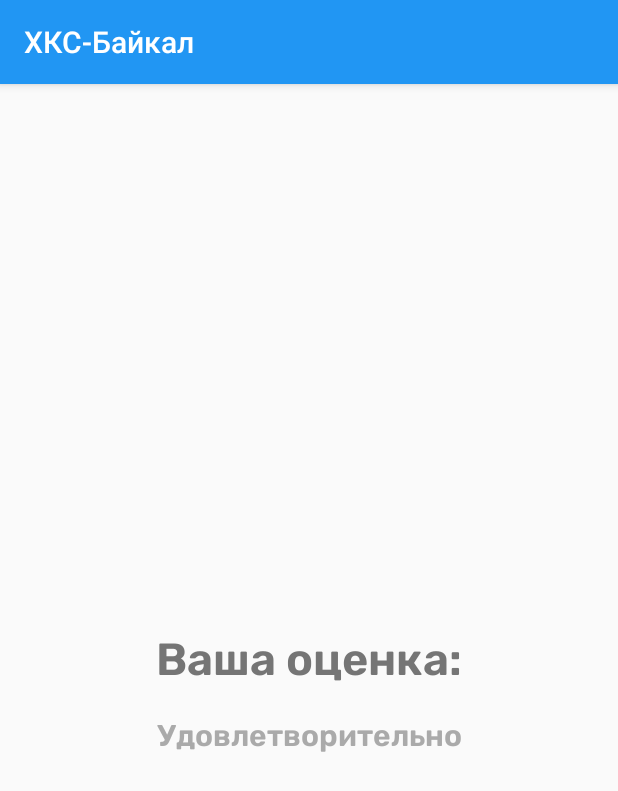
After one commit to Dev-Sergio-android/Baikal, an Android app: the fragment fragmentOskeCalc shown on its own in the app's theme, on a phone screen of 412 x 824 dp. The commit adds this screen. Shown: the top 791 px of the screen. Run offline under Robolectric (Android 15) with nearby library versions, the phone set to English and light mode, and no system bars.

Commit message:
Add grade calculation (fragmentOskeCalc.java, fragmentKrootCalc.java, fragment_grade.xml) Add integer-array oskeAnswer for comparision /w actual answer
Edit buttonPrev signature

```diff
--- a/app/build.gradle
+++ b/app/build.gradle
@@ -8,7 +8,7 @@ android {
         minSdkVersion 23
         targetSdkVersion 29
         versionCode 3
-        versionName "1.5.3"
+        versionName "1.5.5"
         testInstrumentationRunner "androidx.test.runner.AndroidJUnitRunner"
         vectorDrawables.useSupportLibrary = true
     }
--- a/app/src/main/java/itmo/bluetoothChecker/gradeFragment/fragmentKrootStart.java
+++ b/app/src/main/java/itmo/bluetoothChecker/gradeFragment/fragmentKrootStart.java
@@ -124,12 +124,12 @@ public class fragmentKrootStart extends Fragment {
         teacherName
                 .setText(requireContext()
                         .getSharedPreferences("GradeAnswer", MODE_PRIVATE)
-                        .getString("teacher_id", ""));
+                        .getString("teacher_name", ""));
 
         teacherID
                 .setText(requireContext()
                         .getSharedPreferences("GradeAnswer", MODE_PRIVATE)
-                        .getString("teacher_name", ""));
+                        .getString("teacher_id", ""));
 
         studentName
                 .setText(requireContext()
--- /dev/null
+++ b/app/src/main/java/itmo/bluetoothChecker/gradeFragment/fragmentOskeCalc.java
@@ -0,0 +1,57 @@
+package itmo.bluetoothChecker.gradeFragment;
+
+import android.os.Bundle;
+import android.util.Log;
+import android.view.LayoutInflater;
+import android.view.View;
+import android.view.ViewGroup;
+import android.widget.TextView;
+
+import androidx.annotation.NonNull;
+import androidx.annotation.Nullable;
+import androidx.fragment.app.Fragment;
+
+import itmo.bluetoothChecker.R;
+
+import static android.content.Context.MODE_PRIVATE;
+
+public class fragmentOskeCalc extends Fragment {
+    TextView tvGradeVal;
+
+    @Nullable
+    @Override
+    public View onCreateView(@NonNull LayoutInflater inflater, @Nullable ViewGroup container, @Nullable Bundle savedInstanceState) {
+        View view = inflater.inflate(R.layout.fragment_grade, container, false);
+
+        tvGradeVal = view.findViewById(R.id.grade_value);
+        tvGradeVal.setTextSize(20);
+        tvGradeVal.setText(grade());
+
+        return view;
+    }
+
+
+    String grade(){
+        String result = "";
+        for(int i = 1; i < 46; i++) {
+            String name = "ans" + i;
+
+            if(requireActivity().getSharedPreferences("GradeAnswer", MODE_PRIVATE).getInt(name, -1) != -1){
+                if(requireActivity().getSharedPreferences("GradeAnswer", MODE_PRIVATE).getInt(name, -1)
+                        != getResources().getIntArray(R.array.oskeAnswer)[i-1]){
+                            result = "Неудовлетворительно";
+                            break;
+                }else{
+                    Log.i("oskeCalc", "answer " + i + ":   "
+                            + requireActivity().getSharedPreferences("GradeAnswer", MODE_PRIVATE).getInt(name, -1)
+                            + " array " + i + ":   " + getResources().getIntArray(R.array.oskeAnswer)[i-1]);
+                }
+            }
+
+        }
+        if(result.isEmpty()){result = "Удовлетворительно";}
+        return result;
+    }
+
+
+}
--- /dev/null
+++ b/app/src/main/res/layout/fragment_grade.xml
@@ -0,0 +1,30 @@
+<?xml version="1.0" encoding="utf-8"?>
+<RelativeLayout xmlns:android="http://schemas.android.com/apk/res/android"
+    android:layout_width="match_parent" android:layout_height="match_parent">
+
+    <TextView
+        android:id="@+id/title_grade"
+        android:layout_width="match_parent"
+        android:layout_height="wrap_content"
+        android:layout_marginTop="40dp"
+        android:gravity="center"
+        android:layout_centerVertical="true"
+        android:fontFamily="@font/rubik_semi_bold"
+        android:textColor="@color/text_color"
+        android:text="@string/kroot_title_grade"
+        android:textAppearance="?android:attr/textAppearance"
+        android:textSize="30sp"/>
+
+    <TextView
+        android:id="@+id/grade_value"
+        android:layout_width="match_parent"
+        android:layout_height="wrap_content"
+        android:layout_below="@+id/title_grade"
+        android:layout_marginTop="20dp"
+        android:gravity="center"
+        android:fontFamily="@font/rubik_semi_bold"
+        android:textColor="@color/textColor"
+        android:textAppearance="?android:attr/textAppearance"
+        android:textSize="50sp"/>
+
+</RelativeLayout>
--- a/app/src/main/res/values/arrays.xml
+++ b/app/src/main/res/values/arrays.xml
@@ -180,5 +180,54 @@
 
     </string-array>
 
+    <integer-array name="oskeAnswer">
+        <item>0</item>
+        <item>0</item>
+        <item>0</item>
+        <item>0</item>
+        <item>0</item>
+        <item>0</item>
+        <item>0</item>
+        <item>0</item>
+        <item>0</item>
+        <item>0</item>
+        <item>0</item>
+        <item>0</item>
+        <item>0</item>
+        <item>0</item>
+        <item>0</item>
+        <item>0</item>
+        <item>0</item>
+        <item>0</item>
+        <item>0</item>
+        <item>0</item>
+        <item>0</item>
+        <item>0</item>
+        <item>0</item>
+        <item>0</item>
+        <item>0</item>
+        <item>0</item>
+        <item>0</item>
+        <item>0</item>
+        <item>0</item>
+        <item>0</item>
+        <item>0</item>
+        <item>0</item>
+        <item>0</item>
+        <item>0</item>
+        <item>0</item>
+        <item>0</item>
+        <item>0</item>
+        <item>0</item>
+        <item>0</item>
+        <item>0</item>
+        <item>0</item>
+        <item>1</item>
+        <item>1</item>
+        <item>1</item>
+        <item>1</item>
+        <item>0</item>
+    </integer-array>
+
 
 </resources>
--- a/app/src/main/res/values/strings.xml
+++ b/app/src/main/res/values/strings.xml
@@ -157,6 +157,7 @@
     <string name="kroot_difficulty_4">Измененная анатомия, вероятно требующая альтернативных методов</string>
     <string name="kroot_difficulty_5">Измененная анатомия, обширная патология, связанная с предыдущими операциями, лечением, характером повреждений</string>
 
+    <string name="kroot_title_grade">Ваша оценка: </string>
 
 
     <string name="oske_title_start">II этап аккредитационного экзамена</string>
@@ -173,9 +174,9 @@
     <string name="interval_3">Закрытие\nраны:</string>
 
     <string name="about_version_title">Версия приложения</string>
-    <string name="about_version">1.5.4</string>
+    <string name="about_version">1.5.5</string>
     <string name="about_build">Сборка</string>
-    <string name="about_build_number">220121</string>
+    <string name="about_build_number">080221</string>
     <string name="about_footer">© MedSimTech LLC, 2021</string>
     <string name="hyperlink"><a href="https://www.medsim.tech"> <![CDATA[www.medsim.tech]]></a></string>
 
@@ -188,6 +189,7 @@
     <string name="oske_no">НЕТ</string>
     <string name="button_prev">ПРЕД.</string>
     <string name="button_next">СЛЕД.</string>
+    <string name="button_calc">ОЦЕНКА</string>
     <string name="oske_button_end">завершить</string>
 
 
```
Also changed, not shown: app/src/main/java/itmo/bluetoothChecker/TabThree.java (+23 -8 lines), app/src/main/java/itmo/bluetoothChecker/gradeFragment/fragmentKrootCalc.java (added, +55 -0 lines), 1 other file.
